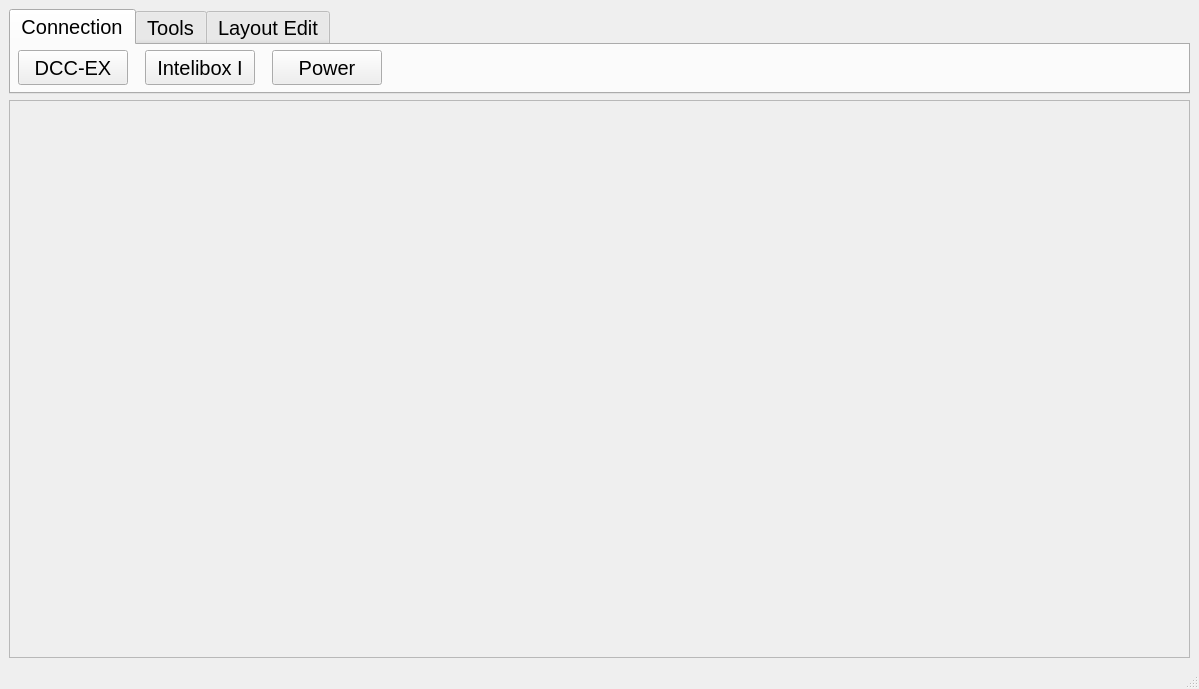
First picture: the form in src/mainWindow/ui_mainwindow.ui, repository ScrollDP/CCSMTR, before the edit.
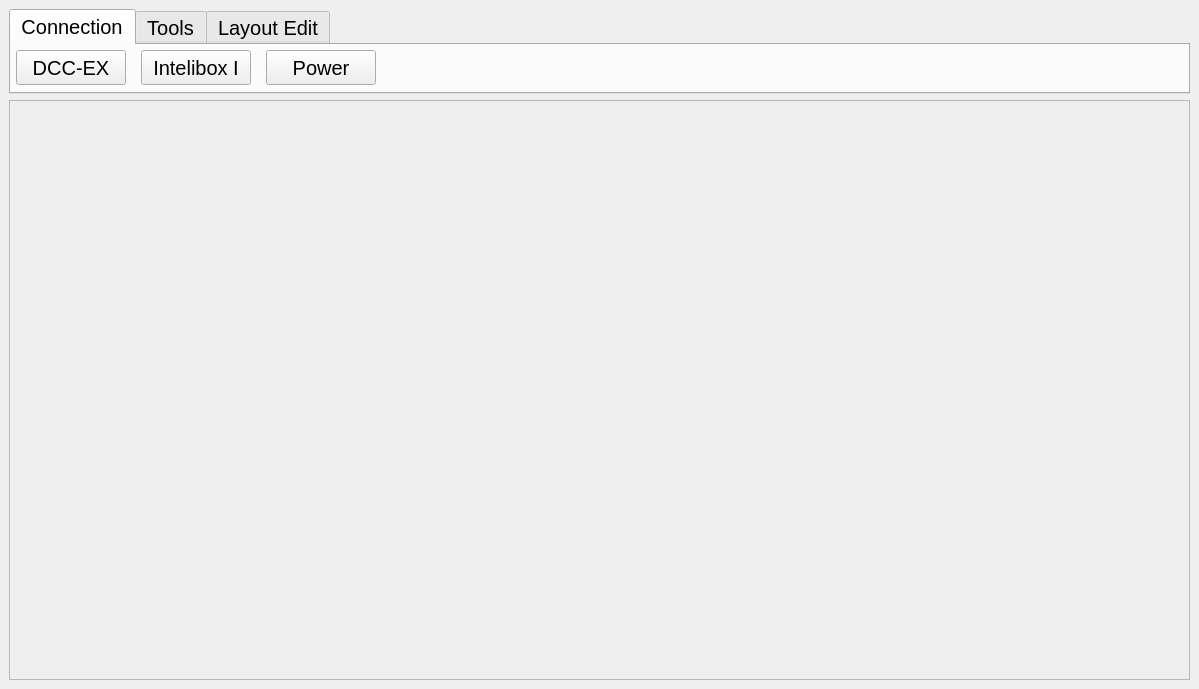
Second picture: the form after the edit.

Commit message: dokoncenie kreslenia stanice a mainwindow update, timer, fullscreen, tab over, showing/hiding

```diff
--- a/src/mainWindow/ui_mainwindow.ui
+++ b/src/mainWindow/ui_mainwindow.ui
@@ -57,14 +57,14 @@
            <bool>true</bool>
           </property>
           <property name="sizePolicy">
-           <sizepolicy hsizetype="Preferred" vsizetype="Fixed">
+           <sizepolicy hsizetype="Preferred" vsizetype="Preferred">
             <horstretch>0</horstretch>
             <verstretch>0</verstretch>
            </sizepolicy>
           </property>
           <property name="minimumSize">
            <size>
-            <width>0</width>
+            <width>377</width>
             <height>85</height>
            </size>
           </property>
@@ -88,12 +88,30 @@
           <property name="tabPosition">
            <enum>QTabWidget::TabPosition::North</enum>
           </property>
+          <property name="tabShape">
+           <enum>QTabWidget::TabShape::Rounded</enum>
+          </property>
           <property name="currentIndex">
            <number>0</number>
           </property>
+          <property name="iconSize">
+           <size>
+            <width>16</width>
+            <height>16</height>
+           </size>
+          </property>
           <property name="documentMode">
            <bool>false</bool>
           </property>
+          <property name="tabsClosable">
+           <bool>false</bool>
+          </property>
+          <property name="movable">
+           <bool>false</bool>
+          </property>
+          <property name="tabBarAutoHide">
+           <bool>false</bool>
+          </property>
           <widget class="QWidget" name="connection">
            <property name="sizePolicy">
             <sizepolicy hsizetype="Expanding" vsizetype="Fixed">
@@ -115,7 +133,7 @@
              <rect>
               <x>0</x>
               <y>0</y>
-              <width>381</width>
+              <width>371</width>
               <height>45</height>
              </rect>
             </property>
@@ -303,7 +321,6 @@
     </item>
    </layout>
   </widget>
-  <widget class="QStatusBar" name="statusBar"/>
  </widget>
  <resources/>
  <connections/>
```
Left out of the diff: 5 changed lines with no effect on the pictures. The commit also changes 4 other files.
